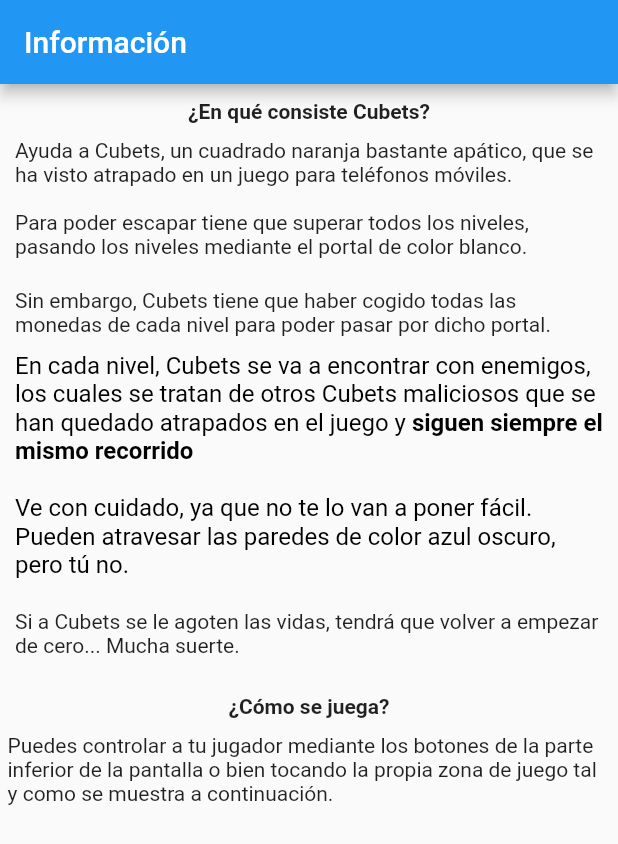
After one commit to gerardggf/cubetis, a Flutter app: the InfoView screen opened by its route, on a phone screen of 412 x 824 dp. The commit adds this screen. Shown: the top 844 px of the screen. Run offline on Flutter 3.47's test engine with Material 2 defaults, Android fonts, the phone set to English and light mode, and no system bars; our stand-ins replace cloud_firestore, firebase_core, flutter_riverpod, freezed_annotation, go_router, shared_preferences; accounts and stored records are empty; generated files the repository leaves out were written again.

Commit message:
minor ui changes

```diff
--- a/lib/presentation/modules/home/home_view.dart
+++ b/lib/presentation/modules/home/home_view.dart
@@ -49,7 +49,7 @@ class _HomeViewState extends ConsumerState<HomeView> {
           onPressed: () {
             context.pushNamed(Routes.levels);
           },
-          icon: const Icon(Icons.dashboard_outlined),
+          icon: const Icon(Icons.widgets_outlined),
         ),
         actions: !ref.watch(levelsControllerProvider).isAdmin
             ? []
--- /dev/null
+++ b/lib/presentation/modules/info/info_view.dart
@@ -0,0 +1,114 @@
+import 'package:flutter/material.dart';
+
+class InfoView extends StatelessWidget {
+  const InfoView({super.key});
+
+  @override
+  Widget build(BuildContext context) {
+    return Scaffold(
+      appBar: AppBar(
+        title: const Text("Información"),
+      ),
+      body: SingleChildScrollView(
+        physics: const BouncingScrollPhysics(),
+        padding: const EdgeInsets.all(5),
+        child: Column(
+          children: [
+            Container(
+              padding: const EdgeInsets.all(5),
+              width: double.infinity,
+              child: Column(
+                children: [
+                  const Text(
+                    "¿En qué consiste Cubets?",
+                    style: TextStyle(
+                      fontWeight: FontWeight.bold,
+                    ),
+                  ),
+                  const SizedBox(
+                    height: 10,
+                  ),
+                  const Text(
+                    "Ayuda a Cubets, un cuadrado naranja bastante apático, que se ha visto atrapado en un juego para teléfonos móviles. \n\nPara poder escapar tiene que superar todos los niveles, pasando los niveles mediante el portal de color blanco.",
+                  ),
+                  const SizedBox(
+                    height: 10,
+                  ),
+                  // Image.asset(
+                  //   "assets/img/icono_cubets.png",
+                  //   height: 80,
+                  //   fit: BoxFit.cover,
+                  // ),
+                  const SizedBox(
+                    height: 10,
+                  ),
+                  const Text(
+                    "Sin embargo, Cubets tiene que haber cogido todas las monedas de cada nivel para poder pasar por dicho portal.",
+                  ),
+                  const SizedBox(
+                    height: 10,
+                  ),
+                  RichText(
+                    text: const TextSpan(
+                      text:
+                          "En cada nivel, Cubets se va a encontrar con enemigos, los cuales se tratan de otros Cubets maliciosos que se han quedado atrapados en el juego y ",
+                      style: TextStyle(
+                        color: Colors.black,
+                        fontSize: 16,
+                      ),
+                      children: <TextSpan>[
+                        TextSpan(
+                          text: "siguen siempre el mismo recorrido",
+                          style: TextStyle(
+                            fontWeight: FontWeight.bold,
+                          ),
+                        ),
+                        TextSpan(
+                          text:
+                              "\n\nVe con cuidado, ya que no te lo van a poner fácil. Pueden atravesar las paredes de color azul oscuro, pero tú no.",
+                        ),
+                      ],
+                    ),
+                  ),
+                  const SizedBox(
+                    height: 20,
+                  ),
+                  const Text(
+                    "Si a Cubets se le agoten las vidas, tendrá que volver a empezar de cero... Mucha suerte.",
+                  ),
+                ],
+              ),
+            ),
+            const SizedBox(
+              height: 20,
+            ),
+            const Column(
+              children: [
+                Text(
+                  "¿Cómo se juega?",
+                  style: TextStyle(
+                    fontWeight: FontWeight.bold,
+                  ),
+                ),
+                SizedBox(
+                  height: 10,
+                ),
+                Text(
+                  "Puedes controlar a tu jugador mediante los botones de la parte inferior de la pantalla o bien tocando la propia zona de juego tal y como se muestra a continuación.",
+                ),
+                SizedBox(
+                  height: 15,
+                ),
+                // Image.asset(
+                //   "assets/img/instruc_cubets.png",
+                //   height: 400,
+                //   fit: BoxFit.cover,
+                // ),
+              ],
+            ),
+          ],
+        ),
+      ),
+    );
+  }
+}
--- a/lib/presentation/modules/levels/levels_view.dart
+++ b/lib/presentation/modules/levels/levels_view.dart
@@ -20,6 +20,15 @@ class LevelsView extends ConsumerWidget {
       appBar: AppBar(
         title: const Text('All levels'),
         actions: [
+          IconButton(
+            onPressed: () {
+              context.pushNamed(Routes.info);
+            },
+            icon: const Icon(
+              Icons.info_outline,
+            ),
+          ),
+          const SizedBox(width: 5),
           IconButton(
             onPressed: () {
               notifier.updateIsAdmin(!controller.isAdmin);
@@ -73,8 +82,13 @@ class LevelsView extends ConsumerWidget {
                 margin: const EdgeInsets.all(3),
                 decoration: BoxDecoration(
                   borderRadius: BorderRadius.circular(10),
-                  border: Border.all(
-                    width: 1,
+                  image: const DecorationImage(
+                    image: AssetImage('assets/img/wall.png'),
+                    opacity: 0.6,
+                    colorFilter: ColorFilter.mode(
+                      Colors.brown,
+                      BlendMode.color,
+                    ),
                   ),
                 ),
                 child: Column(
@@ -84,13 +98,14 @@ class LevelsView extends ConsumerWidget {
                       'Nivel ${allLevels[index].level}',
                       style: const TextStyle(
                         fontWeight: FontWeight.bold,
+                        color: Colors.white,
                       ),
                     ),
                     Text(
                       'Diff: ${allLevels[index].difficulty.toString()}',
                       style: const TextStyle(
                         fontSize: 12,
-                        color: Colors.grey,
+                        color: Colors.white,
                       ),
                     ),
                     // Text(
--- a/lib/presentation/routes/router.dart
+++ b/lib/presentation/routes/router.dart
@@ -7,6 +7,7 @@ import 'package:flutter/widgets.dart';
 import 'package:go_router/go_router.dart';
 
 import '../modules/home/home_view.dart';
+import '../modules/info/info_view.dart';
 import 'routes.dart';
 
 mixin RouterMixin on State<MyApp> {
@@ -42,6 +43,11 @@ mixin RouterMixin on State<MyApp> {
         path: '/offline',
         builder: (_, __) => const OfflineView(),
       ),
+      GoRoute(
+        name: Routes.info,
+        path: '/info',
+        builder: (_, __) => const InfoView(),
+      ),
     ],
   );
 }
--- a/lib/presentation/routes/routes.dart
+++ b/lib/presentation/routes/routes.dart
@@ -6,4 +6,5 @@ class Routes {
   static const newLevel = 'new-level';
   static const editLevel = 'edit-level';
   static const offline = 'offline';
+  static const info = 'info';
 }
```
